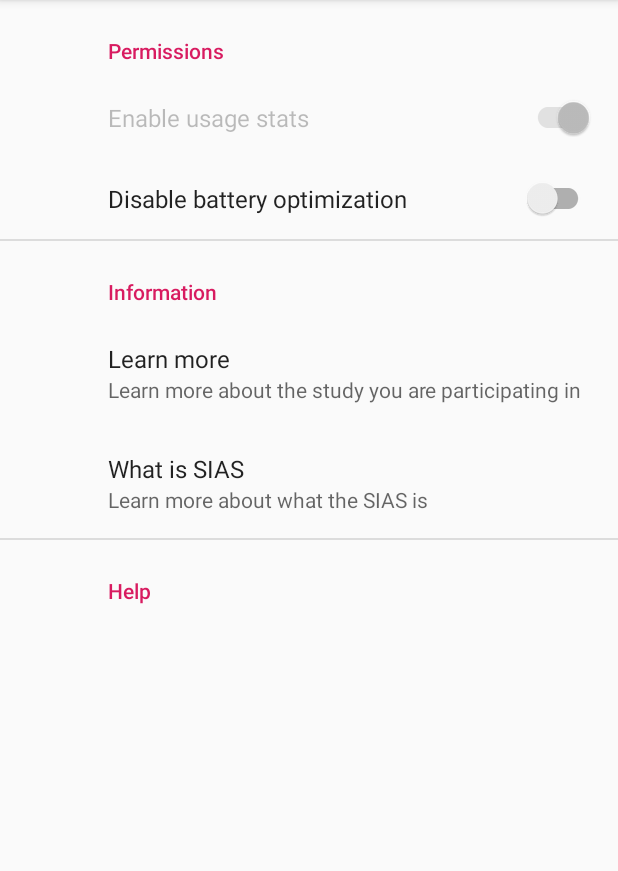
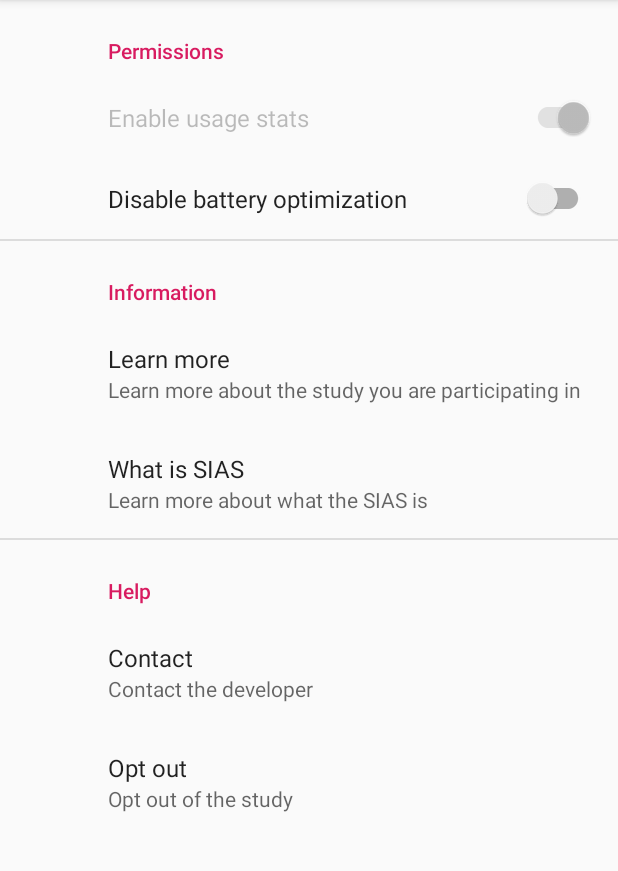
Before and after one commit to modelorona/level4dissertation, an Android app: the fragment SettingsFragment shown on its own in the app's theme, on a phone screen of 412 x 824 dp, the part 84-955 px from its top. Run offline under Robolectric (Android 15) with nearby library versions, the phone set to English and light mode, and no system bars; our stand-ins replace androidx.preference.

Commit message:
added 2 settings to contact/opt out. not implemented yet

```diff
--- a/src/app/app/src/main/res/xml/preferences.xml
+++ b/src/app/app/src/main/res/xml/preferences.xml
@@ -46,7 +46,25 @@
         app:key="help_category"
         app:title="Help">
 
-<!--        maybe an action to opt out or contact me -->
+        <Preference
+            app:key="contact_me_pref"
+            app:title="Contact"
+            app:summary="Contact the developer">
+            <!--            <intent-->
+            <!--                android:action="android.intent.action.VIEW"-->
+            <!--                android:data="@string/learn_more_url">-->
+            <!--            </intent>-->
+        </Preference>
+
+        <Preference
+            app:key="opt_out_pref"
+            app:title="Opt out"
+            app:summary="Opt out of the study">
+<!--            <intent-->
+<!--                android:action="android.intent.action.VIEW"-->
+<!--                android:data="@string/learn_more_url">-->
+<!--            </intent>-->
+        </Preference>
 
     </PreferenceCategory>
 
```
